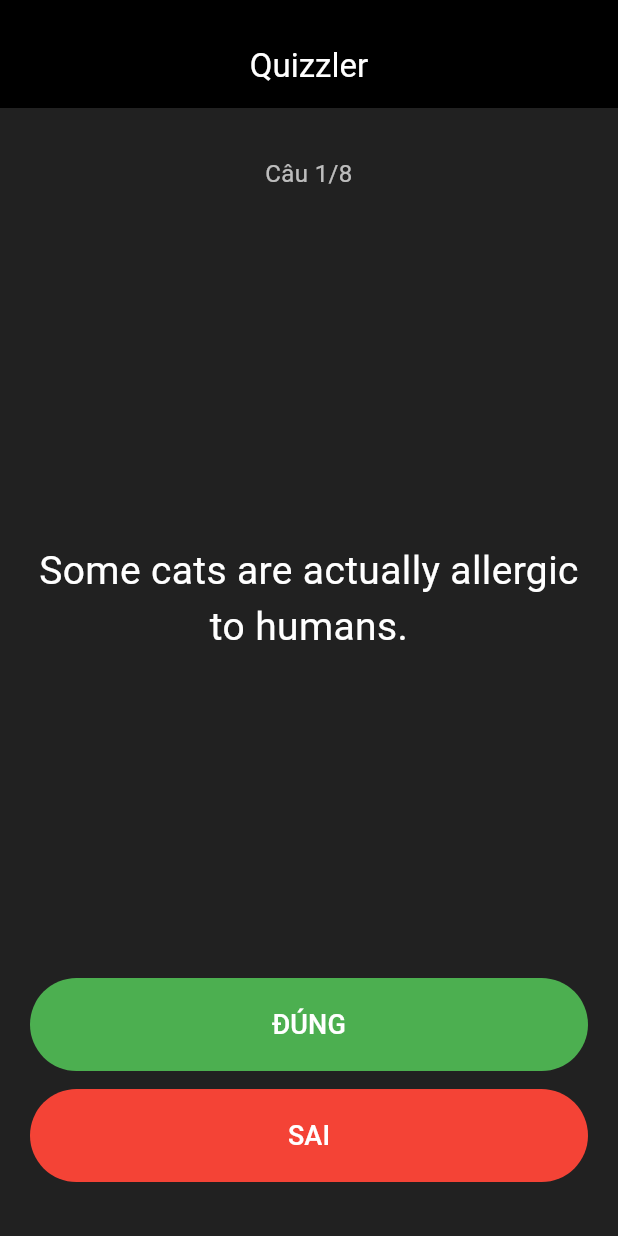
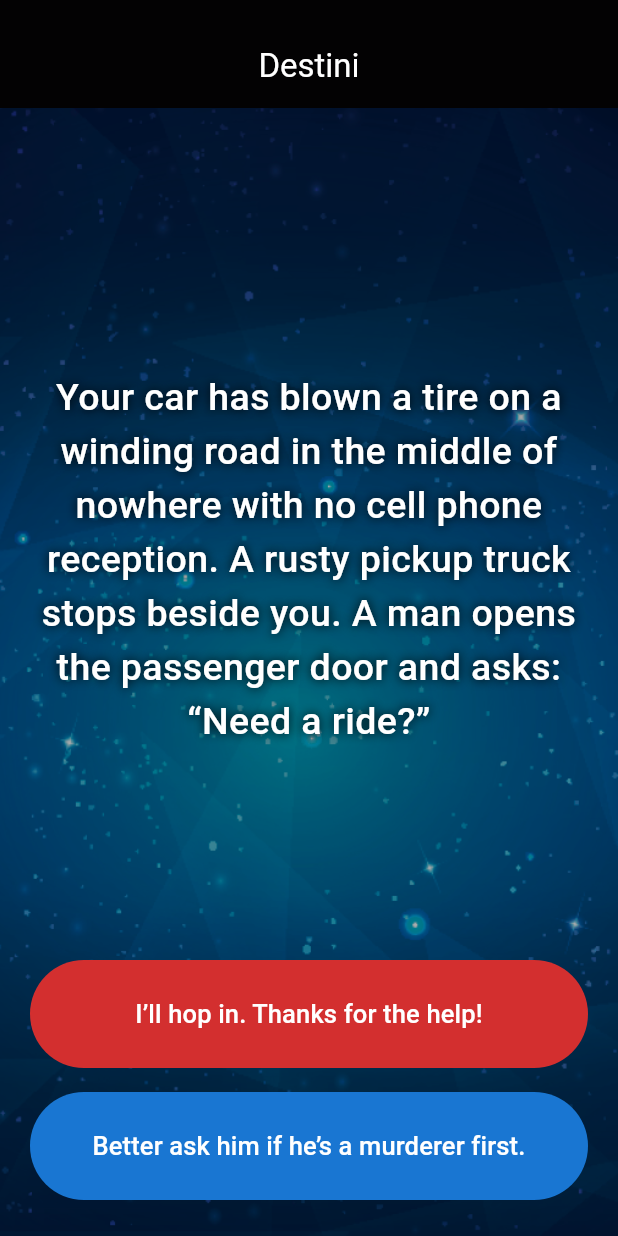
Before and after one commit to thndev05/all-labs-flutter, a Flutter app: the screen it shows after launch, on a phone screen of 412 x 824 dp. Run offline on Flutter 3.47's test engine with Material 3 defaults, Android fonts, the phone set to English and light mode, and no system bars.

Commit message:
feat: Initialize project "Destini" and implement interactive story functionality

```diff
--- a/lib/main.dart
+++ b/lib/main.dart
@@ -1,163 +1,131 @@
 import 'package:flutter/material.dart';
 
-void main() => runApp(const QuizzlerApp());
+import 'story_brain.dart';
 
-class QuizQuestion {
-  const QuizQuestion(this.text, this.answer);
+void main() => runApp(const DestiniApp());
 
-  final String text;
-  final bool answer;
-}
-
-class QuizzlerApp extends StatelessWidget {
-  const QuizzlerApp({super.key});
+class DestiniApp extends StatelessWidget {
+  const DestiniApp({super.key});
 
   @override
   Widget build(BuildContext context) => MaterialApp(
-        title: 'Quizzler',
+        title: 'Destini',
         debugShowCheckedModeBanner: false,
-        theme: ThemeData(useMaterial3: true),
-        home: const QuizPage(),
+        theme: ThemeData.dark(useMaterial3: true),
+        home: const StoryPage(),
       );
 }
 
-class QuizPage extends StatefulWidget {
-  const QuizPage({super.key, this.questions = defaultQuestions});
+class StoryPage extends StatefulWidget {
+  const StoryPage({super.key, this.storyBrain});
 
-  final List<QuizQuestion> questions;
-
-  static const defaultQuestions = <QuizQuestion>[
-    QuizQuestion('Some cats are actually allergic to humans.', true),
-    QuizQuestion('You can lead a cow down stairs but not up stairs.', false),
-    QuizQuestion(
-        'Approximately one quarter of human bones are in the feet.', true),
-    QuizQuestion("A slug's blood is green.", true),
-    QuizQuestion('Buzz Aldrin’s mother’s maiden name was "Moon".', true),
-    QuizQuestion('It is illegal to pee in the Ocean in Portugal.', true),
-    QuizQuestion(
-        'No piece of square dry paper can be folded in half more than 7 times.',
-        false),
-    QuizQuestion('Google was originally called "Backrub".', true),
-  ];
+  final StoryBrain? storyBrain;
 
   @override
-  State<QuizPage> createState() => _QuizPageState();
+  State<StoryPage> createState() => _StoryPageState();
 }
 
-class _QuizPageState extends State<QuizPage> {
-  var _questionIndex = 0;
-  final List<bool> _answers = [];
+class _StoryPageState extends State<StoryPage> {
+  late final StoryBrain _storyBrain;
 
-  QuizQuestion get _question => widget.questions[_questionIndex];
-
-  void _answer(bool answer) {
-    final isCorrect = answer == _question.answer;
-    setState(() {
-      _answers.add(isCorrect);
-      if (_questionIndex < widget.questions.length - 1) {
-        _questionIndex++;
-      } else {
-        _showResult();
-      }
-    });
+  @override
+  void initState() {
+    super.initState();
+    _storyBrain = widget.storyBrain ?? StoryBrain();
   }
 
-  void _showResult() {
-    final score = _answers.where((answer) => answer).length;
-    showDialog<void>(
-      context: context,
-      builder: (context) => AlertDialog(
-        title: const Text('Hoàn thành!'),
-        content:
-            Text('Bạn trả lời đúng $score/${widget.questions.length} câu.'),
-        actions: [
-          TextButton(
-            onPressed: () {
-              Navigator.pop(context);
-              setState(() {
-                _questionIndex = 0;
-                _answers.clear();
-              });
-            },
-            child: const Text('Làm lại'),
-          ),
-        ],
-      ),
-    );
+  void _choose(int choice) {
+    setState(() => _storyBrain.choose(choice));
   }
 
   @override
-  Widget build(BuildContext context) => Scaffold(
-        backgroundColor: Colors.grey.shade900,
+  Widget build(BuildContext context) {
+    final story = _storyBrain.currentStory;
+
+    return Scaffold(
       appBar: AppBar(
         toolbarHeight: 72,
         title: const Padding(
           padding: EdgeInsets.only(top: 16),
-            child: Text('Quizzler'),
+          child: Text('Destini'),
         ),
         centerTitle: true,
-          backgroundColor: Colors.black,
+        backgroundColor: Colors.black87,
         foregroundColor: Colors.white,
       ),
-        body: SafeArea(
-          child: Padding(
-            padding: const EdgeInsets.fromLTRB(20, 32, 20, 20),
+      body: DecoratedBox(
+        decoration: const BoxDecoration(
+          image: DecorationImage(
+            image: AssetImage('images/background.png'),
+            fit: BoxFit.cover,
+          ),
+        ),
+        child: SafeArea(
+          child: Container(
+            width: double.infinity,
+            height: double.infinity,
+            color: Colors.black.withValues(alpha: 0.32),
+            padding: const EdgeInsets.fromLTRB(20, 32, 20, 24),
+            child: Center(
+              child: ConstrainedBox(
+                constraints: const BoxConstraints(maxWidth: 720),
                 child: Column(
                   crossAxisAlignment: CrossAxisAlignment.stretch,
                   children: [
-                Text(
-                  'Câu ${_questionIndex + 1}/${widget.questions.length}',
-                  textAlign: TextAlign.center,
-                  style: const TextStyle(color: Colors.white70, fontSize: 16),
-                ),
-                const SizedBox(height: 20),
                     Expanded(
                       child: Center(
+                        child: SingleChildScrollView(
                           child: Text(
-                      _question.text,
-                      key: const Key('question-text'),
+                            story.title,
+                            key: const Key('story-text'),
                             textAlign: TextAlign.center,
-                      style: const TextStyle(color: Colors.white, fontSize: 26),
+                            style: const TextStyle(
+                              color: Colors.white,
+                              fontSize: 25,
+                              height: 1.45,
+                              fontWeight: FontWeight.w500,
+                              shadows: [
+                                Shadow(blurRadius: 8, color: Colors.black)
+                              ],
                             ),
                           ),
                         ),
-                _AnswerButton(
-                  key: const Key('true-button'),
-                  label: 'ĐÚNG',
-                  color: Colors.green,
-                  onPressed: () => _answer(true),
                       ),
-                const SizedBox(height: 12),
-                _AnswerButton(
-                  key: const Key('false-button'),
-                  label: 'SAI',
-                  color: Colors.red,
-                  onPressed: () => _answer(false),
                     ),
+                    _ChoiceButton(
+                      key: const Key('choice-1'),
+                      label: story.firstChoice,
+                      color:
+                          story.isEnding ? Colors.green : Colors.red.shade700,
+                      onPressed: () => _choose(1),
+                    ),
+                    if (story.secondChoice != null) ...[
                       const SizedBox(height: 16),
-                Wrap(
-                  key: const Key('score-row'),
-                  spacing: 4,
-                  children: _answers
-                      .map((correct) => Icon(
-                            correct ? Icons.check : Icons.close,
-                            color: correct ? Colors.green : Colors.red,
-                          ))
-                      .toList(),
+                      _ChoiceButton(
+                        key: const Key('choice-2'),
+                        label: story.secondChoice!,
+                        color: Colors.blue.shade700,
+                        onPressed: () => _choose(2),
                       ),
                     ],
+                  ],
+                ),
+              ),
+            ),
           ),
         ),
       ),
     );
   }
+}
 
-class _AnswerButton extends StatelessWidget {
-  const _AnswerButton(
-      {super.key,
+class _ChoiceButton extends StatelessWidget {
+  const _ChoiceButton({
+    super.key,
     required this.label,
     required this.color,
-      required this.onPressed});
+    required this.onPressed,
+  });
 
   final String label;
   final Color color;
@@ -169,8 +137,10 @@ class _AnswerButton extends StatelessWidget {
         style: FilledButton.styleFrom(
           backgroundColor: color,
           foregroundColor: Colors.white,
-          padding: const EdgeInsets.symmetric(vertical: 18),
+          minimumSize: const Size.fromHeight(72),
+          padding: const EdgeInsets.symmetric(horizontal: 20, vertical: 16),
         ),
-        child: Text(label, style: const TextStyle(fontSize: 18)),
+        child: Text(label,
+            textAlign: TextAlign.center, style: const TextStyle(fontSize: 17)),
       );
 }
--- /dev/null
+++ b/lib/story.dart
@@ -0,0 +1,17 @@
+class Story {
+  const Story({
+    required this.title,
+    required this.firstChoice,
+    this.secondChoice,
+    this.firstDestination,
+    this.secondDestination,
+  });
+
+  final String title;
+  final String firstChoice;
+  final String? secondChoice;
+  final int? firstDestination;
+  final int? secondDestination;
+
+  bool get isEnding => firstDestination == null;
+}
--- /dev/null
+++ b/lib/story_brain.dart
@@ -0,0 +1,66 @@
+import 'story.dart';
+
+class StoryBrain {
+  StoryBrain({List<Story>? stories}) : _stories = stories ?? _defaultStories;
+
+  static const _defaultStories = <Story>[
+    Story(
+      title:
+          'Your car has blown a tire on a winding road in the middle of nowhere with no cell phone reception. A rusty pickup truck stops beside you. A man opens the passenger door and asks: “Need a ride?”',
+      firstChoice: 'I’ll hop in. Thanks for the help!',
+      secondChoice: 'Better ask him if he’s a murderer first.',
+      firstDestination: 2,
+      secondDestination: 1,
+    ),
+    Story(
+      title: 'He nods slowly, completely unfazed by the question.',
+      firstChoice: 'At least he’s honest. I’ll climb in.',
+      secondChoice: 'Wait, I know how to change a tire.',
+      firstDestination: 2,
+      secondDestination: 3,
+    ),
+    Story(
+      title:
+          'As you drive, the stranger asks you to open the glovebox. Inside you find a bloody knife, two severed fingers and an Elton John cassette. He reaches for the glovebox.',
+      firstChoice: 'I love Elton John! Hand him the cassette.',
+      secondChoice: 'It’s him or me! Take the knife.',
+      firstDestination: 5,
+      secondDestination: 4,
+    ),
+    Story(
+      title:
+          'You repair the tire and continue your journey safely. Sometimes the simplest choice is the best one.',
+      firstChoice: 'CHƠI LẠI',
+    ),
+    Story(
+      title:
+          'The truck crashes through the guardrail. You reflect on the dubious wisdom of attacking someone while they are driving.',
+      firstChoice: 'CHƠI LẠI',
+    ),
+    Story(
+      title:
+          'You bond over Elton John songs. He drops you off safely at the next town and drives into the night.',
+      firstChoice: 'CHƠI LẠI',
+    ),
+  ];
+
+  final List<Story> _stories;
+  int _currentIndex = 0;
+
+  Story get currentStory => _stories[_currentIndex];
+  int get currentIndex => _currentIndex;
+
+  void choose(int choice) {
+    if (currentStory.isEnding) {
+      restart();
+      return;
+    }
+
+    final destination = choice == 1
+        ? currentStory.firstDestination
+        : currentStory.secondDestination;
+    if (destination != null) _currentIndex = destination;
+  }
+
+  void restart() => _currentIndex = 0;
+}
--- a/pubspec.yaml
+++ b/pubspec.yaml
@@ -1,5 +1,5 @@
-name: quizzler
-description: Lab 6 - A true or false quiz built with Flutter.
+name: destini
+description: Lab 7 - An interactive branching story built with Flutter.
 publish_to: "none"
 version: 1.0.0+1
 
@@ -17,3 +17,5 @@ dev_dependencies:
 
 flutter:
   uses-material-design: true
+  assets:
+    - images/background.png
```
Also changed, not shown: images/background.png (added), 11 other files. Lines whose indentation alone changed are shown as unchanged.
